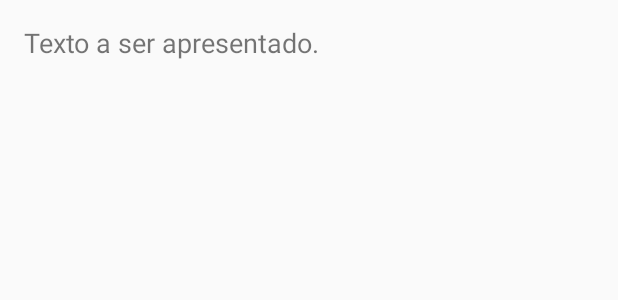
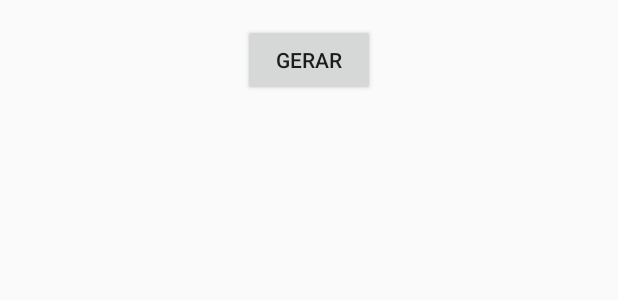
Before and after one commit to jpandolpho/arqdmo2_projeto, an Android app built with Jetpack Compose: the layout activity_main.xml on its own in the app's theme, with its tools: preview values and no code run, on a phone screen of 412 x 824 dp. Shown: the top 300 px of the screen. Run offline under Robolectric (Android 15) with nearby library versions, the phone set to English and light mode, and no system bars.

Commit message:
Criando botão para popular a tela.

```diff
--- a/app/build.gradle.kts
+++ b/app/build.gradle.kts
@@ -37,6 +37,9 @@ android {
     buildFeatures {
         compose = true
     }
+    viewBinding{
+        enable = true
+    }
 }
 
 dependencies {
--- a/app/src/main/res/layout/activity_main.xml
+++ b/app/src/main/res/layout/activity_main.xml
@@ -4,17 +4,28 @@
     android:layout_height="match_parent"
     android:orientation="vertical">
 
+    <Button
+        android:layout_width="wrap_content"
+        android:layout_height="wrap_content"
+        android:id="@+id/button_gerar"
+        android:text="Gerar"
+        android:gravity="center"
+        android:layout_gravity="center"
+        android:layout_marginHorizontal="16dp"
+        android:layout_marginTop="16dp"/>
+
     <TextView
         android:id="@+id/textView"
         android:layout_width="match_parent"
         android:layout_height="wrap_content"
         android:layout_margin="16dp"
-        android:text="Texto a ser apresentado."
         android:textSize="18sp" />
 
     <ImageView
         android:id="@+id/imageView"
         android:layout_width="match_parent"
-        android:layout_height="wrap_content"/>
+        android:layout_height="wrap_content"
+        android:layout_marginBottom="16dp"
+        android:layout_marginHorizontal="16dp"/>
 
 </LinearLayout>
```
Also changed, not shown: app/src/main/java/br/edu/ifsp/project/MainActivity.kt (+32 -14 lines).
